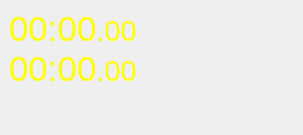
Qt form EliteSpeedrunTool/DisplayInfoDialog.ui (GTA5Oracle/EliteSpeedrunTool) before a commit.
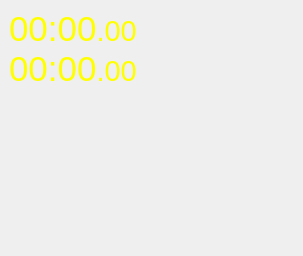
The same form after that commit. Icons and pictures are not drawn.

What changed in the file:
```diff
--- a/EliteSpeedrunTool/DisplayInfoDialog.ui
+++ b/EliteSpeedrunTool/DisplayInfoDialog.ui
@@ -7,7 +7,7 @@
     <x>0</x>
     <y>0</y>
     <width>303</width>
-    <height>135</height>
+    <height>256</height>
    </rect>
   </property>
   <property name="sizePolicy">
@@ -84,6 +84,9 @@
           <property name="orientation">
            <enum>Qt::Vertical</enum>
           </property>
+          <property name="sizeType">
+           <enum>QSizePolicy::Expanding</enum>
+          </property>
           <property name="sizeHint" stdset="0">
            <size>
             <width>20</width>
```
